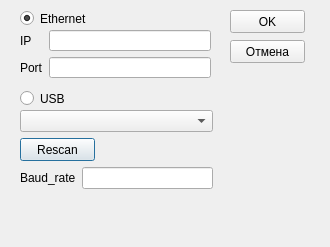
Old version of the form powermeter_dialog.ui in the repository Anbionchik/beam_width_meter.
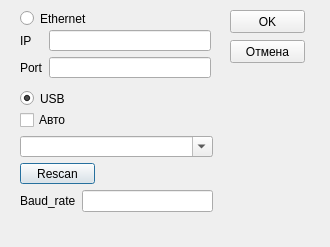
New version of the form.

Commit message: Добавлен чек-бокс Авто в диалог выбора измерителя

Diff of the .ui file:
```diff
--- a/powermeter_dialog.ui
+++ b/powermeter_dialog.ui
@@ -26,7 +26,7 @@
     <string>Ethernet</string>
    </property>
    <property name="checked">
-    <bool>true</bool>
+    <bool>false</bool>
    </property>
   </widget>
   <widget class="QRadioButton" name="radioButton_2">
@@ -41,6 +41,9 @@
    <property name="text">
     <string>USB</string>
    </property>
+   <property name="checked">
+    <bool>true</bool>
+   </property>
   </widget>
   <widget class="QWidget" name="layoutWidget">
    <property name="geometry">
@@ -112,15 +115,32 @@
      <x>20</x>
      <y>110</y>
      <width>193</width>
-     <height>79</height>
+     <height>102</height>
     </rect>
    </property>
    <layout class="QVBoxLayout" name="verticalLayout">
     <item>
-     <widget class="QComboBox" name="com_port_box"/>
+     <widget class="QCheckBox" name="checkBox">
+      <property name="text">
+       <string>Авто</string>
+      </property>
+     </widget>
+    </item>
+    <item>
+     <widget class="QComboBox" name="com_port_box">
+      <property name="enabled">
+       <bool>true</bool>
+      </property>
+      <property name="editable">
+       <bool>true</bool>
+      </property>
+     </widget>
     </item>
     <item>
      <widget class="QPushButton" name="rescan_btn">
+      <property name="enabled">
+       <bool>true</bool>
+      </property>
       <property name="maximumSize">
        <size>
         <width>75</width>
```
Left out of the diff: 6 changed lines with no effect on the pictures. The commit also changes 1 other file.
